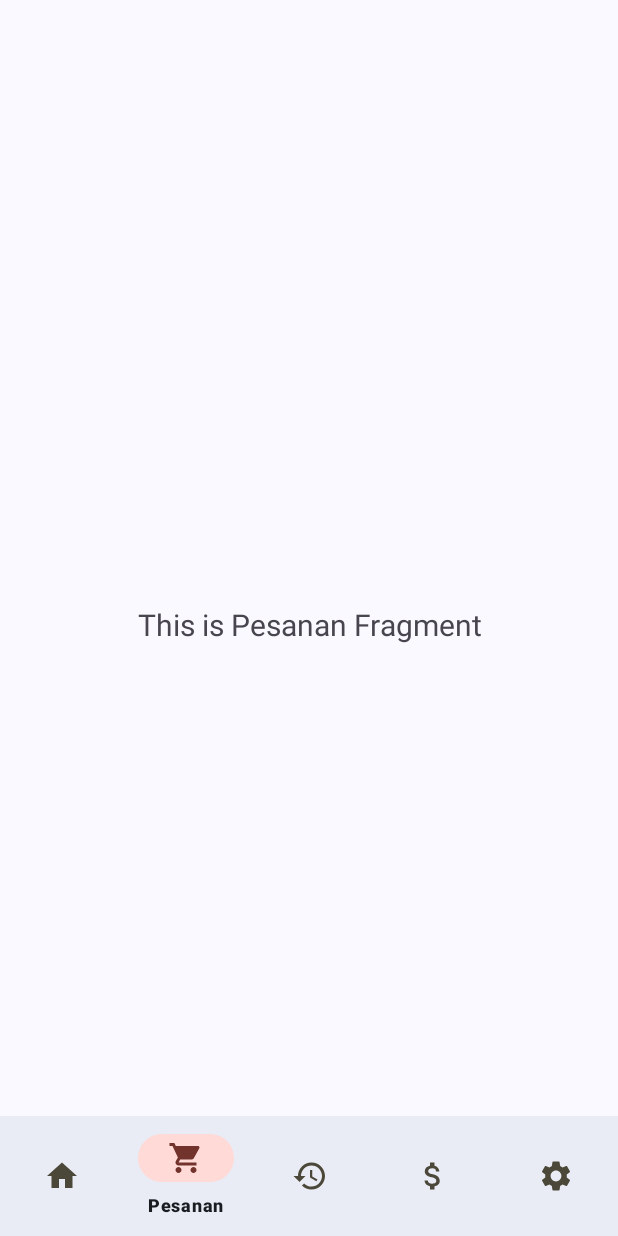
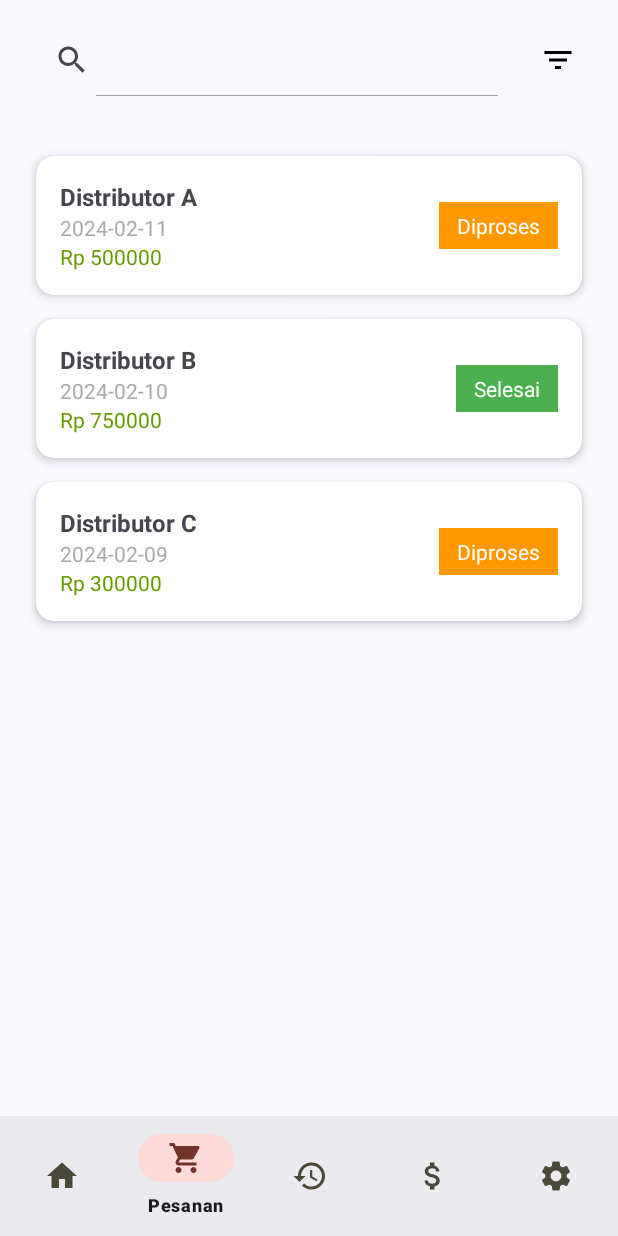
Before and after one commit to DimasAswito/Sosrobahu-Information-System-App, an Android app: the PesananFragment screen opened through its navigation route, on a phone screen of 412 x 824 dp. Run offline under Robolectric (Android 15) with nearby library versions, the phone set to English and light mode, and no system bars; our stand-ins replace navigation-ui; libraries missing offline, so code that uses them is left out: com.github.mikephil.charting; 13 statements that could not run were skipped.

Commit message:
add view for factory pesanan

```diff
--- /dev/null
+++ b/app/src/main/java/com/polije/sosrobahufactoryapp/model/Pesanan.kt
@@ -0,0 +1,8 @@
+package com.polije.sosrobahufactoryapp.model
+
+data class Pesanan(
+    val distributor: String,
+    val tanggal: String,
+    val totalHarga: Int,
+    val status: String
+)
--- /dev/null
+++ b/app/src/main/java/com/polije/sosrobahufactoryapp/ui/factory/pesanan/PesananAdapter.kt
@@ -0,0 +1,44 @@
+package com.polije.sosrobahufactoryapp.ui.factory.pesanan
+
+import android.view.LayoutInflater
+import android.view.View
+import android.view.ViewGroup
+import android.widget.TextView
+import androidx.recyclerview.widget.RecyclerView
+import com.polije.sosrobahufactoryapp.R
+import com.polije.sosrobahufactoryapp.model.Pesanan
+
+class PesananAdapter(private val listPesanan: List<Pesanan>) :
+    RecyclerView.Adapter<PesananAdapter.PesananViewHolder>() {
+
+    class PesananViewHolder(itemView: View) : RecyclerView.ViewHolder(itemView) {
+        val tvDistributor: TextView = itemView.findViewById(R.id.tvDistributor)
+        val tvTanggal: TextView = itemView.findViewById(R.id.tvTanggal)
+        val tvTotalHarga: TextView = itemView.findViewById(R.id.tvTotalHarga)
+        val tvStatus: TextView = itemView.findViewById(R.id.tvStatus)
+    }
+
+    override fun onCreateViewHolder(parent: ViewGroup, viewType: Int): PesananViewHolder {
+        val view = LayoutInflater.from(parent.context)
+            .inflate(R.layout.item_pesanan, parent, false)
+        return PesananViewHolder(view)
+    }
+
+    override fun onBindViewHolder(holder: PesananViewHolder, position: Int) {
+        val pesanan = listPesanan[position]
+        holder.tvDistributor.text = pesanan.distributor
+        holder.tvTanggal.text = pesanan.tanggal
+        holder.tvTotalHarga.text = "Rp ${pesanan.totalHarga}"
+
+        // Atur status dengan warna
+        if (pesanan.status == "Selesai") {
+            holder.tvStatus.text = "Selesai"
+            holder.tvStatus.setBackgroundResource(R.color.green)
+        } else {
+            holder.tvStatus.text = "Diproses"
+            holder.tvStatus.setBackgroundResource(R.color.yellow)
+        }
+    }
+
+    override fun getItemCount() = listPesanan.size
+}
--- a/app/src/main/java/com/polije/sosrobahufactoryapp/ui/factory/pesanan/PesananFragment.kt
+++ b/app/src/main/java/com/polije/sosrobahufactoryapp/ui/factory/pesanan/PesananFragment.kt
@@ -4,39 +4,45 @@ import android.os.Bundle
 import android.view.LayoutInflater
 import android.view.View
 import android.view.ViewGroup
+import android.widget.ImageView
 import android.widget.TextView
+import androidx.appcompat.widget.SearchView
 import androidx.fragment.app.Fragment
 import androidx.lifecycle.ViewModelProvider
+import androidx.recyclerview.widget.LinearLayoutManager
+import androidx.recyclerview.widget.RecyclerView
+import com.polije.sosrobahufactoryapp.R
 import com.polije.sosrobahufactoryapp.databinding.FragmentPesananBinding
+import com.polije.sosrobahufactoryapp.model.Pesanan
 
 class PesananFragment : Fragment() {
 
-    private var _binding: FragmentPesananBinding? = null
-
-    // This property is only valid between onCreateView and
-    // onDestroyView.
-    private val binding get() = _binding!!
+    private lateinit var pesananAdapter: PesananAdapter
+    private lateinit var recyclerView: RecyclerView
+    private lateinit var searchView: SearchView
+    private lateinit var btnFilter: ImageView
+    private var pesananList = mutableListOf<Pesanan>()
 
     override fun onCreateView(
-        inflater: LayoutInflater,
-        container: ViewGroup?,
+        inflater: LayoutInflater, container: ViewGroup?,
         savedInstanceState: Bundle?
-    ): View {
-        val pesananViewModel =
-            ViewModelProvider(this).get(PesananViewModel::class.java)
+    ): View? {
+        val view = inflater.inflate(R.layout.fragment_pesanan, container, false)
+        recyclerView = view.findViewById(R.id.recyclerViewPesanan)
+        searchView = view.findViewById(R.id.searchView)
+        btnFilter = view.findViewById(R.id.btnFilter)
 
-        _binding = FragmentPesananBinding.inflate(inflater, container, false)
-        val root: View = binding.root
+        // Dummy Data
+        pesananList = mutableListOf(
+            Pesanan("Distributor A", "2024-02-11", 500000, "Diproses"),
+            Pesanan("Distributor B", "2024-02-10", 750000, "Selesai"),
+            Pesanan("Distributor C", "2024-02-09", 300000, "Diproses")
+        )
 
-        val textView: TextView = binding.textPesanan
-        pesananViewModel.text.observe(viewLifecycleOwner) {
-            textView.text = it
-        }
-        return root
-    }
+        pesananAdapter = PesananAdapter(pesananList)
+        recyclerView.layoutManager = LinearLayoutManager(requireContext())
+        recyclerView.adapter = pesananAdapter
 
-    override fun onDestroyView() {
-        super.onDestroyView()
-        _binding = null
+        return view
     }
 }
--- /dev/null
+++ b/app/src/main/res/drawable/baseline_filter_list_24.xml
@@ -0,0 +1,5 @@
+<vector xmlns:android="http://schemas.android.com/apk/res/android" android:height="24dp" android:tint="#000000" android:viewportHeight="24" android:viewportWidth="24" android:width="24dp">
+
+    <path android:fillColor="@android:color/white" android:pathData="M10,18h4v-2h-4v2zM3,6v2h18L21,6L3,6zM6,13h12v-2L6,11v2z"/>
+
+</vector>
--- /dev/null
+++ b/app/src/main/res/drawable/status_background.xml
@@ -0,0 +1,5 @@
+<?xml version="1.0" encoding="utf-8"?>
+<selector xmlns:android="http://schemas.android.com/apk/res/android">
+    <item android:drawable="@color/green" android:state_selected="true"/>  <!-- Selesai -->
+    <item android:drawable="@color/yellow"/>  <!-- Diproses -->
+</selector>
--- a/app/src/main/res/layout/fragment_home.xml
+++ b/app/src/main/res/layout/fragment_home.xml
@@ -63,7 +63,7 @@
             <LinearLayout
                 android:layout_width="match_parent"
                 android:layout_height="wrap_content"
-                android:background="@color/md_theme_onPrimaryFixedVariant"
+                android:background="@color/md_theme_onPrimaryContainer"
                 android:padding="16dp"
                 android:paddingTop="16dp"
                 android:gravity="center"
@@ -93,12 +93,12 @@
                             android:layout_width="wrap_content"
                             android:layout_height="wrap_content"
                             android:layout_marginTop="4dp"
-                            android:text="Data 1"
+                            android:text="Total Produk Terjual"
                             android:textStyle="bold"
+                            android:textAlignment="center"
                             android:textSize="12sp"/>
 
                         <TextView
-                            android:id="@+id/ph_value"
                             android:layout_width="wrap_content"
                             android:layout_height="wrap_content"
                             android:text="0"
@@ -133,11 +133,11 @@
                             android:layout_width="wrap_content"
                             android:layout_height="wrap_content"
                             android:layout_marginTop="4dp"
-                            android:text="data 2"
+                            android:text="Total Pendapatan Bulan Ini"
+                            android:textAlignment="center"
                             android:textSize="12sp"
                             android:textStyle="bold"/>
                         <TextView
-                            android:id="@+id/suhuAir_value"
                             android:layout_width="wrap_content"
                             android:layout_height="wrap_content"
                             android:text="0"
@@ -170,13 +170,13 @@
                             android:layout_width="wrap_content"
                             android:layout_height="wrap_content"
                             android:layout_marginTop="4dp"
-                            android:text="Data 3"
+                            android:text="Jumlah Distributor Aktif"
+                            android:textAlignment="center"
                             android:textSize="12sp"
                             android:textStyle="bold" />
 
                         <TextView
-                            android:id="@+id/turbidity_value"
-                            android:layout_width="wrap_content"
+                                android:layout_width="wrap_content"
                             android:layout_height="wrap_content"
                             android:text="0"
                             android:textSize="24sp"
@@ -286,6 +286,6 @@
                     android:textColor="@android:color/holo_green_dark" />
             </LinearLayout>
         </LinearLayout>
-    </androidx.cardview.widget.CardView>0
+    </androidx.cardview.widget.CardView>
     </androidx.constraintlayout.widget.ConstraintLayout>
 </ScrollView>
--- a/app/src/main/res/layout/fragment_pesanan.xml
+++ b/app/src/main/res/layout/fragment_pesanan.xml
@@ -5,19 +5,47 @@
     xmlns:tools="http://schemas.android.com/tools"
     android:layout_width="match_parent"
     android:layout_height="match_parent"
-    tools:context=".ui.factory.pesanan.PesananFragment">
+    android:padding="16dp">
 
-    <TextView
-        android:id="@+id/text_pesanan"
+    <!-- Search Bar & Filter Button -->
+    <LinearLayout
+        android:id="@+id/linearLayout"
         android:layout_width="match_parent"
         android:layout_height="wrap_content"
-        android:layout_marginStart="8dp"
-        android:layout_marginTop="8dp"
-        android:layout_marginEnd="8dp"
-        android:textAlignment="center"
-        android:textSize="20sp"
-        app:layout_constraintBottom_toBottomOf="parent"
+        android:gravity="center_vertical"
+        android:orientation="horizontal"
         app:layout_constraintEnd_toEndOf="parent"
         app:layout_constraintStart_toStartOf="parent"
-        app:layout_constraintTop_toTopOf="parent" />
+        app:layout_constraintTop_toTopOf="parent">
+
+        <androidx.appcompat.widget.SearchView
+            android:id="@+id/searchView"
+            android:layout_width="0dp"
+            android:layout_height="wrap_content"
+            android:layout_weight="1"
+            android:queryHint="Cari pesanan..."
+            app:iconifiedByDefault="false" />
+
+        <ImageView
+            android:id="@+id/btnFilter"
+            android:layout_width="48dp"
+            android:layout_height="48dp"
+            android:layout_marginStart="8dp"
+            android:background="?attr/selectableItemBackground"
+            android:contentDescription="Filter Pesanan"
+            android:padding="8dp"
+            android:scaleType="centerInside"
+            android:src="@drawable/baseline_filter_list_24" />
+    </LinearLayout>
+
+    <!-- RecyclerView untuk Daftar Pesanan -->
+    <androidx.recyclerview.widget.RecyclerView
+        android:id="@+id/recyclerViewPesanan"
+        android:layout_width="match_parent"
+        android:layout_height="wrap_content"
+        android:layout_marginTop="32dp"
+        app:layout_constraintEnd_toEndOf="parent"
+        app:layout_constraintStart_toStartOf="parent"
+        app:layout_constraintTop_toBottomOf="@+id/linearLayout" />
+
 </androidx.constraintlayout.widget.ConstraintLayout>
--- /dev/null
+++ b/app/src/main/res/layout/item_pesanan.xml
@@ -0,0 +1,65 @@
+<?xml version="1.0" encoding="utf-8"?>
+<androidx.cardview.widget.CardView
+    xmlns:android="http://schemas.android.com/apk/res/android"
+    xmlns:app="http://schemas.android.com/apk/res-auto"
+    android:layout_width="match_parent"
+    android:layout_height="wrap_content"
+    android:layout_margin="8dp"
+    app:cardCornerRadius="12dp"
+    app:cardElevation="4dp">
+
+    <LinearLayout
+        android:layout_width="match_parent"
+        android:layout_height="wrap_content"
+        android:orientation="horizontal"
+        android:padding="16dp"
+        android:gravity="center_vertical">
+
+        <!-- Informasi Pesanan -->
+        <LinearLayout
+            android:layout_width="0dp"
+            android:layout_height="wrap_content"
+            android:layout_weight="1"
+            android:orientation="vertical">
+
+            <TextView
+                android:id="@+id/tvDistributor"
+                android:layout_width="wrap_content"
+                android:layout_height="wrap_content"
+                android:text="Nama Distributor"
+                android:textStyle="bold"
+                android:textSize="16sp" />
+
+            <TextView
+                android:id="@+id/tvTanggal"
+                android:layout_width="wrap_content"
+                android:layout_height="wrap_content"
+                android:text="Tanggal Pemesanan"
+                android:textSize="14sp"
+                android:textColor="@android:color/darker_gray" />
+
+            <TextView
+                android:id="@+id/tvTotalHarga"
+                android:layout_width="wrap_content"
+                android:layout_height="wrap_content"
+                android:text="Total Harga"
+                android:textSize="14sp"
+                android:textColor="@android:color/holo_green_dark" />
+        </LinearLayout>
+
+        <!-- Status Pesanan -->
+        <TextView
+            android:id="@+id/tvStatus"
+            android:layout_width="wrap_content"
+            android:layout_height="wrap_content"
+            android:paddingHorizontal="12dp"
+            android:paddingVertical="6dp"
+            android:text="Diproses"
+            android:textSize="14sp"
+            android:textColor="@android:color/white"
+            android:background="@drawable/status_background"
+            android:gravity="center"
+            android:layout_marginStart="8dp" />
+
+    </LinearLayout>
+</androidx.cardview.widget.CardView>
--- a/app/src/main/res/values/colors.xml
+++ b/app/src/main/res/values/colors.xml
@@ -1,8 +1,8 @@
 <resources>
-    <color name="md_theme_primary">#415E91</color>
+    <color name="md_theme_primary">#4D4D4D</color>
     <color name="md_theme_onPrimary">#FFFFFF</color>
     <color name="md_theme_primaryContainer">#D7E3FF</color>
-    <color name="md_theme_onPrimaryContainer">#284777</color>
+    <color name="md_theme_onPrimaryContainer">#2E2D2D</color>
     <color name="md_theme_secondary">#904A43</color>
     <color name="md_theme_onSecondary">#FFFFFF</color>
     <color name="md_theme_secondaryContainer">#FFDAD6</color>
@@ -28,9 +28,9 @@
     <color name="md_theme_inverseOnSurface">#F0F0F7</color>
     <color name="md_theme_inversePrimary">#AAC7FF</color>
     <color name="md_theme_primaryFixed">#D7E3FF</color>
-    <color name="md_theme_onPrimaryFixed">#001B3E</color>
+    <color name="md_theme_onPrimaryFixed">#2E2D2D</color>
     <color name="md_theme_primaryFixedDim">#AAC7FF</color>
-    <color name="md_theme_onPrimaryFixedVariant">#284777</color>
+    <color name="md_theme_onPrimaryFixedVariant">#4D4D4D</color>
     <color name="md_theme_secondaryFixed">#FFDAD6</color>
     <color name="md_theme_onSecondaryFixed">#3B0907</color>
     <color name="md_theme_secondaryFixedDim">#FFB4AB</color>
@@ -140,4 +140,7 @@
     <color name="md_theme_surfaceContainer_highContrast">#E2E2E9</color>
     <color name="md_theme_surfaceContainerHigh_highContrast">#D4D4DB</color>
     <color name="md_theme_surfaceContainerHighest_highContrast">#C5C6CD</color>
+
+    <color name="green">#4CAF50</color>
+    <color name="yellow">#FF9800</color>
 </resources>
```
